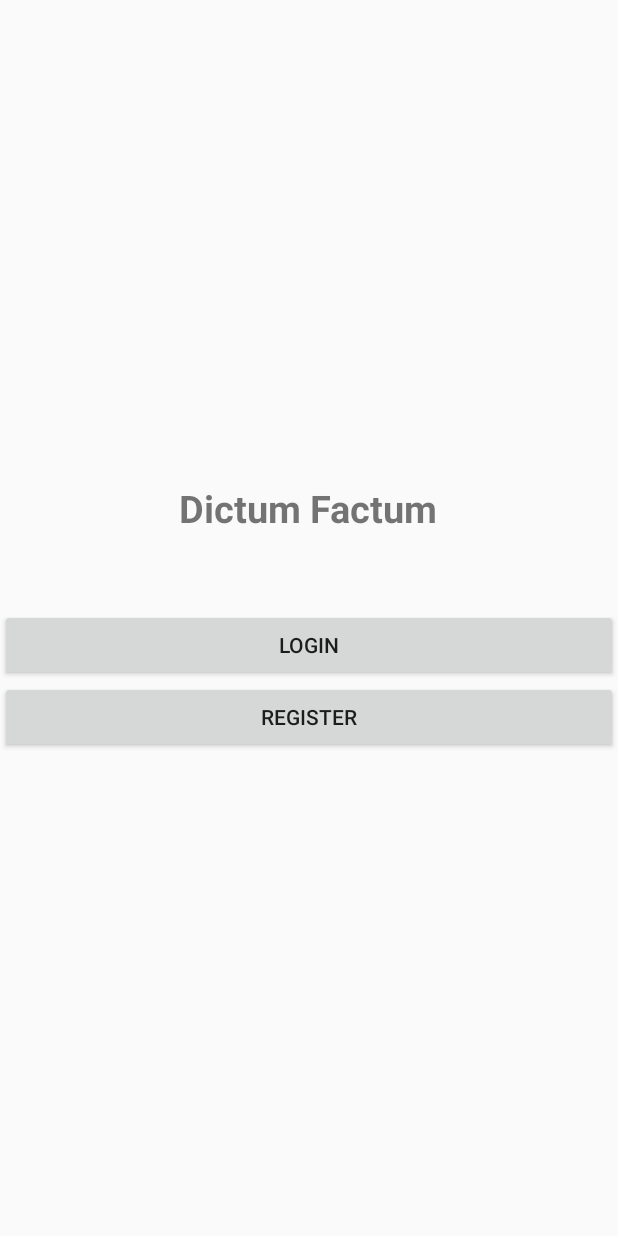
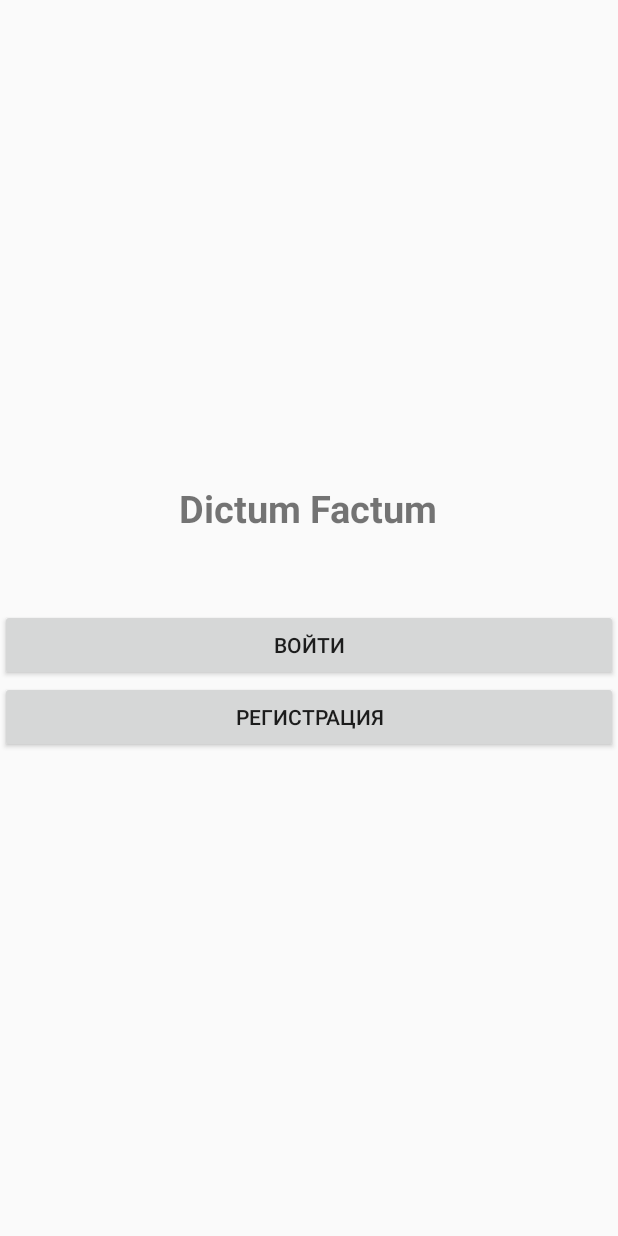
Before and after one commit to bakytzhanov/DictumFactumApp, an Android app: the screen it shows after launch (StartActivity), on a phone screen of 412 x 824 dp. Run offline under Robolectric (Android 15) with nearby library versions, the phone set to English and light mode, and no system bars.

```diff
--- a/app/src/main/res/layout/activity_start.xml
+++ b/app/src/main/res/layout/activity_start.xml
@@ -24,13 +24,13 @@
         android:layout_marginTop="50dp"
         android:layout_below="@id/dictum"
         android:id="@+id/login"
-        android:text="login"/>
+        android:text="Войти"/>
 
     <Button
         android:layout_width="match_parent"
         android:layout_height="wrap_content"
         android:id="@+id/register"
-        android:text="register"
+        android:text="Регистрация"
         android:layout_below="@id/login"/>
 
 </RelativeLayout>
```
Also changed, not shown: app/src/main/res/drawable/court.jpg (added).
